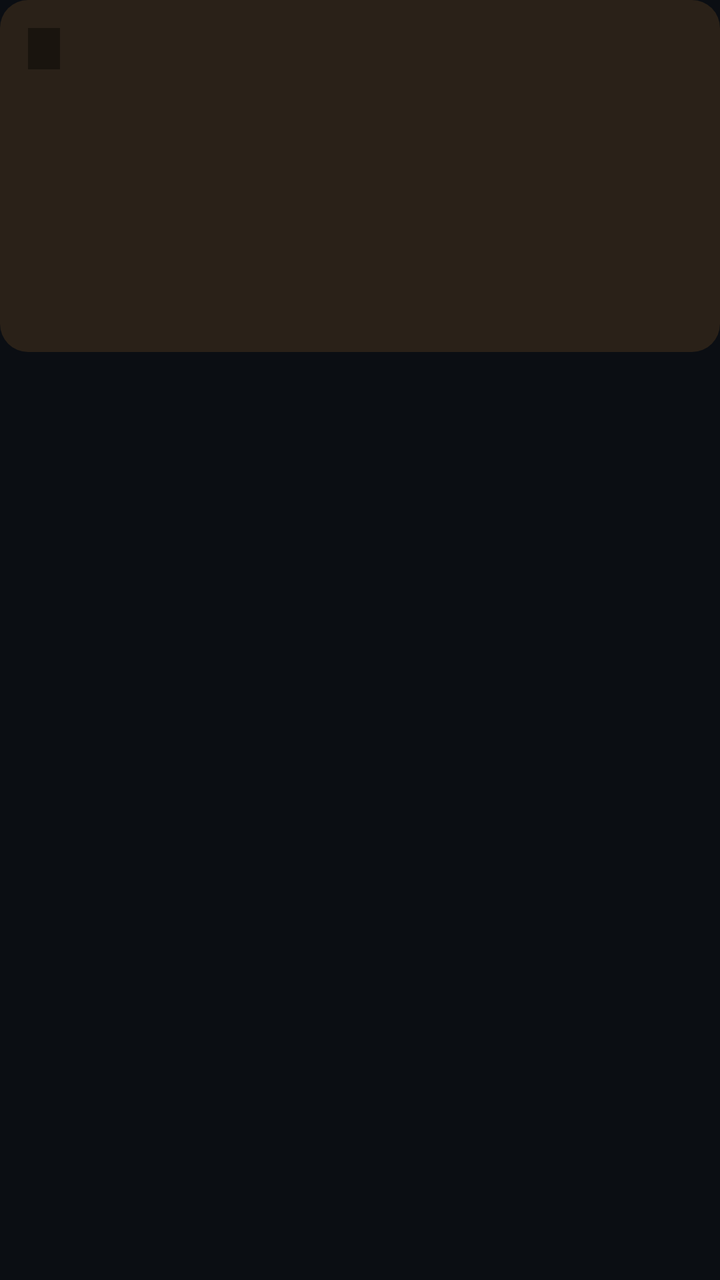
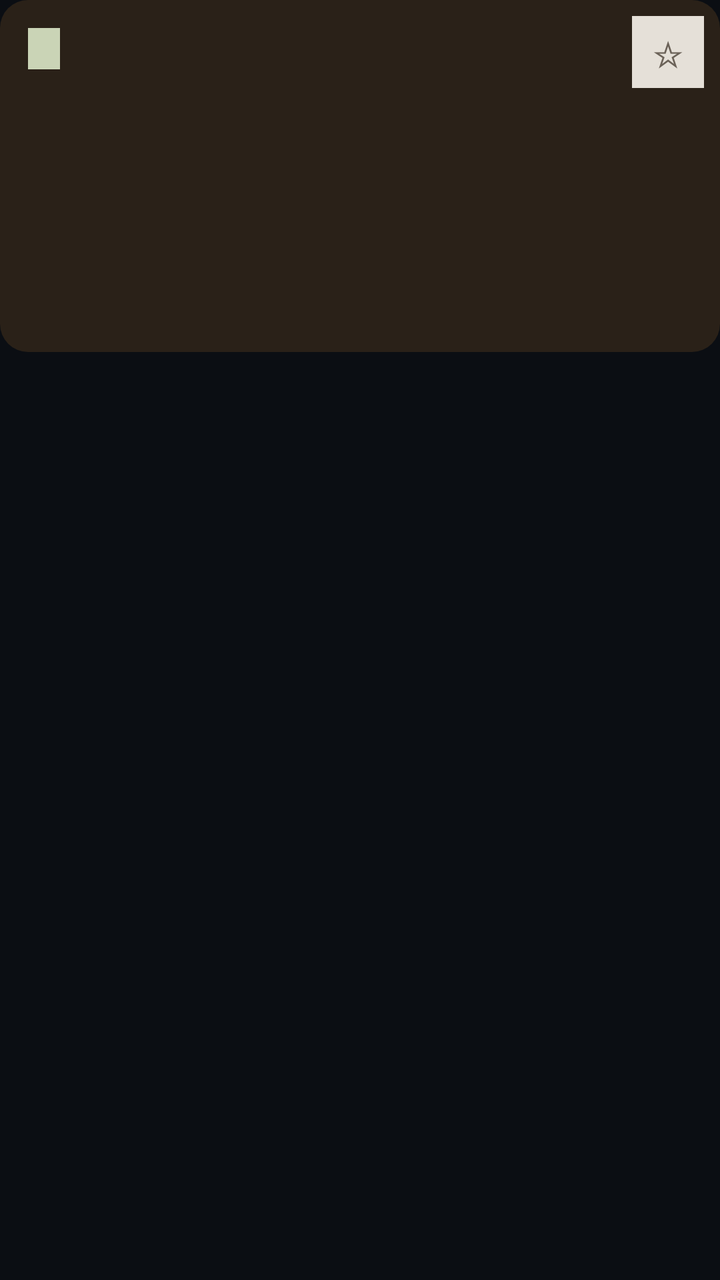

Before-and-after screenshots of an Android layout around one commit, followed by the original layout XML and the change that was made.
<!-- AndroidManifest.xml: application theme Theme.PianoFlow -->
<!-- res/layout/item_song.xml -->
<?xml version="1.0" encoding="utf-8"?>
<FrameLayout xmlns:android="http://schemas.android.com/apk/res/android"
    android:layout_width="match_parent"
    android:layout_height="wrap_content"
    android:layout_marginBottom="4dp"
    android:foreground="?android:attr/selectableItemBackground">

    <LinearLayout
        android:id="@+id/albumBg"
        android:layout_width="match_parent"
        android:layout_height="176dp"
        android:background="@drawable/bg_song_card"
        android:orientation="vertical"
        android:padding="14dp">

        <TextView
            android:id="@+id/songKind"
            android:layout_width="wrap_content"
            android:layout_height="wrap_content"
            android:background="#66000000"
            android:paddingHorizontal="8dp"
            android:paddingVertical="3dp"
            android:textColor="#FFFFFF"
            android:textSize="11sp"
            android:textStyle="bold" />

        <View
            android:layout_width="1dp"
            android:layout_height="0dp"
            android:layout_weight="1" />

        <TextView
            android:id="@+id/songTitle"
            android:layout_width="match_parent"
            android:layout_height="wrap_content"
            android:ellipsize="end"
            android:maxLines="2"
            android:textColor="#F5F2EB"
            android:textSize="15sp"
            android:textStyle="bold" />

        <TextView
            android:id="@+id/songArtist"
            android:layout_width="match_parent"
            android:layout_height="wrap_content"
            android:ellipsize="end"
            android:maxLines="1"
            android:paddingTop="2dp"
            android:textColor="#B3F5F2EB"
            android:textSize="12sp" />

        <TextView
            android:id="@+id/songMeta"
            android:layout_width="match_parent"
            android:layout_height="wrap_content"
            android:paddingTop="6dp"
            android:textColor="#99E8A849"
            android:textSize="11sp" />
    </LinearLayout>
</FrameLayout>
<!-- resources referenced by this layout -->
<resources>
  <!-- drawable bg_song_card (drawable) -->
  <?xml version="1.0" encoding="utf-8"?>
  
  <shape xmlns:android="http://schemas.android.com/apk/res/android"
      android:shape="rectangle">
      <corners android:radius="14dp" />
      <solid android:color="#2A2118" />
  </shape>
  <style name="Theme.PianoFlow" parent="Theme.MaterialComponents.DayNight.NoActionBar">
          <item name="colorPrimary">#E8A849</item>
          <item name="colorSecondary">#E8A849</item>
          <item name="android:statusBarColor">#0B0E13</item>
          <item name="android:navigationBarColor">#141920</item>
          <item name="android:windowBackground">#0B0E13</item>
      </style>
</resources>

<!-- the commit's change to res/layout/item_song.xml (unified diff, before → after) -->
@@ -17,12 +17,26 @@
             android:id="@+id/songKind"
             android:layout_width="wrap_content"
             android:layout_height="wrap_content"
-            android:background="#66000000"
+            android:background="#E6DCE8C8"
             android:paddingHorizontal="8dp"
             android:paddingVertical="3dp"
-            android:textColor="#FFFFFF"
+            android:textColor="#4A6B4C"
             android:textSize="11sp"
             android:textStyle="bold" />
+
+        <TextView
+            android:id="@+id/songFavBadge"
+            android:layout_width="wrap_content"
+            android:layout_height="wrap_content"
+            android:layout_marginTop="6dp"
+            android:background="#EB4A6B4C"
+            android:paddingHorizontal="8dp"
+            android:paddingVertical="2dp"
+            android:text="已收藏"
+            android:textColor="#FFF9F0"
+            android:textSize="11sp"
+            android:textStyle="bold"
+            android:visibility="gone" />
 
         <View
             android:layout_width="1dp"
@@ -35,7 +49,7 @@
             android:layout_height="wrap_content"
             android:ellipsize="end"
             android:maxLines="2"
-            android:textColor="#F5F2EB"
+            android:textColor="#1F1A16"
             android:textSize="15sp"
             android:textStyle="bold" />
 
@@ -46,7 +60,7 @@
             android:ellipsize="end"
             android:maxLines="1"
             android:paddingTop="2dp"
-            android:textColor="#B3F5F2EB"
+            android:textColor="#4A433C"
             android:textSize="12sp" />
 
         <TextView
@@ -54,7 +68,19 @@
             android:layout_width="match_parent"
             android:layout_height="wrap_content"
             android:paddingTop="6dp"
-            android:textColor="#99E8A849"
+            android:textColor="#6B6258"
             android:textSize="11sp" />
     </LinearLayout>
+
+    <TextView
+        android:id="@+id/songFav"
+        android:layout_width="36dp"
+        android:layout_height="36dp"
+        android:layout_gravity="top|end"
+        android:layout_margin="8dp"
+        android:background="#E6FAF6EE"
+        android:gravity="center"
+        android:text="☆"
+        android:textColor="#6B6258"
+        android:textSize="18sp" />
 </FrameLayout>
